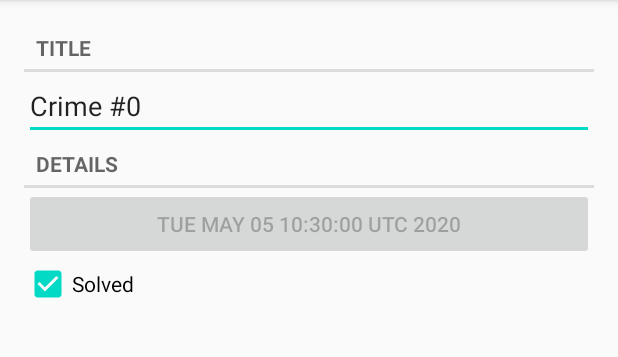
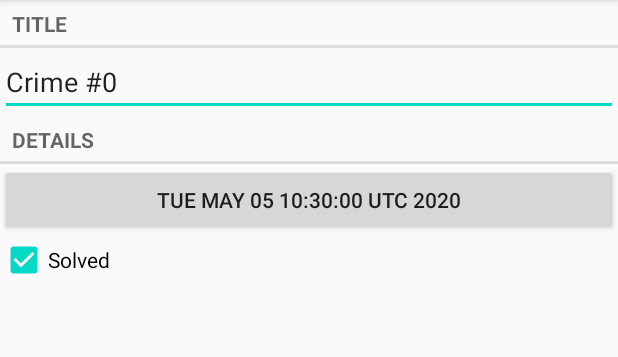
Before and after one commit to asadhameed/androidApplication, an Android app: the screen it shows after launch (CrimeActivity before the commit, CrimePagerActivity after it), after a tap on an icon or button, on a phone screen of 412 x 824 dp, the part 84-441 px from its top. Run offline under Robolectric (Android 15) with nearby library versions, the phone set to English and light mode, and no system bars.

Commit message:
Chapter 11

```diff
--- a/app/src/main/AndroidManifest.xml
+++ b/app/src/main/AndroidManifest.xml
@@ -9,6 +9,7 @@
         android:roundIcon="@mipmap/ic_launcher_round"
         android:supportsRtl="true"
         android:theme="@style/AppTheme">
+        <activity android:name=".CrimePagerActivity"></activity>
         <activity android:name=".CrimeListActivity">
             <intent-filter>
                 <action android:name="android.intent.action.MAIN" />
@@ -16,10 +17,7 @@
                 <category android:name="android.intent.category.LAUNCHER" />
             </intent-filter>
         </activity>
-        <activity android:name=".CrimeActivity">
-
-
-        </activity>
+        <activity android:name=".CrimeActivity"></activity>
     </application>
 
 </manifest>
--- a/app/src/main/java/com/androidbook/crimicalintent/CrimeFragment.java
+++ b/app/src/main/java/com/androidbook/crimicalintent/CrimeFragment.java
@@ -16,6 +16,7 @@ import android.widget.EditText;
 import androidx.annotation.NonNull;
 import androidx.annotation.Nullable;
 import androidx.fragment.app.Fragment;
+import androidx.fragment.app.FragmentManager;
 
 import java.util.UUID;
 
@@ -65,7 +66,15 @@ public class CrimeFragment extends Fragment {
 
         btnDate= v.findViewById(R.id.crime_date);
         btnDate.setText(mCrime.getmDate().toString());
-        btnDate.setEnabled(false);
+        //btnDate.setEnabled(false);
+        btnDate.setOnClickListener(new View.OnClickListener() {
+            @Override
+            public void onClick(View v) {
+              //  FragmentManager fragmentManager= getFragmentManager();
+                DatePackerFragment dialog= new DatePackerFragment();
+                dialog.show(getFragmentManager(),"DialogDate");
+            }
+        });
         mTitleField.setText(mCrime.getmTitle());
 
         cBoxSolved=v.findViewById(R.id.crime_solved);
--- a/app/src/main/java/com/androidbook/crimicalintent/CrimeListFragment.java
+++ b/app/src/main/java/com/androidbook/crimicalintent/CrimeListFragment.java
@@ -41,7 +41,8 @@ public class CrimeListFragment extends Fragment {
             String make = mCrime.getmTitle() + "  status " + mCrime.ismSolved();
             Toast.makeText(getActivity(), make, Toast.LENGTH_LONG).show();
             itemPosition = getAdapterPosition();
-            Intent intent = CrimeActivity.newIntent(getActivity(), mCrime.getmId());
+           // Intent intent = CrimeActivity.newIntent(getActivity(), mCrime.getmId());
+            Intent intent = CrimePagerActivity.newIntent(getActivity(), mCrime.getmId());
             startActivity(intent);
         }
 
--- /dev/null
+++ b/app/src/main/java/com/androidbook/crimicalintent/CrimePagerActivity.java
@@ -0,0 +1,61 @@
+package com.androidbook.crimicalintent;
+
+import androidx.annotation.NonNull;
+import androidx.appcompat.app.AppCompatActivity;
+import androidx.fragment.app.Fragment;
+import androidx.fragment.app.FragmentManager;
+import androidx.fragment.app.FragmentStatePagerAdapter;
+import androidx.viewpager.widget.ViewPager;
+
+import android.content.Context;
+import android.content.Intent;
+import android.os.Bundle;
+
+import java.util.List;
+import java.util.UUID;
+
+import static androidx.fragment.app.FragmentStatePagerAdapter.BEHAVIOR_RESUME_ONLY_CURRENT_FRAGMENT;
+
+public class CrimePagerActivity extends AppCompatActivity {
+    private ViewPager mViewPager;
+    private List<Crime> mCRimes;
+    private static final String ARG_CRIME_ID="crime_id";
+
+    public static Intent newIntent(Context context, UUID crimeID){
+        Intent intent = new Intent(context, CrimePagerActivity.class);
+        intent.putExtra(ARG_CRIME_ID,crimeID);
+        return intent;
+    }
+
+    @Override
+    protected void onCreate(Bundle savedInstanceState) {
+        super.onCreate(savedInstanceState);
+        setContentView(R.layout.activity_crime_pager);
+
+        UUID crimeID= (UUID) getIntent().getSerializableExtra(ARG_CRIME_ID);
+        mViewPager= findViewById(R.id.crime_view_pager);
+        mCRimes=CrimeLab.get(this).getCrimes();
+        FragmentManager fm= getSupportFragmentManager();
+        mViewPager.setAdapter(new FragmentStatePagerAdapter (fm,BEHAVIOR_RESUME_ONLY_CURRENT_FRAGMENT) {
+            @NonNull
+            @Override
+            public Fragment getItem(int position) {
+                Crime crime=mCRimes.get(position);
+
+                return CrimeFragment.newInstance(crime.getmId());
+            }
+
+            @Override
+            public int getCount() {
+                return mCRimes.size();
+            }
+        });
+
+        for(int i=0 ;i <mCRimes.size();i++){
+            if(mCRimes.get(i).getmId().equals(crimeID)){
+                mViewPager.setCurrentItem(i);
+                break;
+            }
+        }
+    }
+}
--- /dev/null
+++ b/app/src/main/java/com/androidbook/crimicalintent/DatePackerFragment.java
@@ -0,0 +1,23 @@
+package com.androidbook.crimicalintent;
+
+
+import android.app.AlertDialog;
+import android.app.Dialog;
+import android.os.Bundle;
+
+import androidx.annotation.NonNull;
+import androidx.annotation.Nullable;
+import androidx.fragment.app.DialogFragment;
+
+public class DatePackerFragment extends DialogFragment {
+    @NonNull
+    @Override
+    public Dialog onCreateDialog(@Nullable Bundle savedInstanceState) {
+        AlertDialog alertDialog= new AlertDialog
+                .Builder(getActivity())
+                .setTitle(R.string.date_packer_title)
+                .setPositiveButton(android.R.string.ok,null)
+                .create();
+        return alertDialog;
+    }
+}
--- /dev/null
+++ b/app/src/main/res/layout/activity_crime_pager.xml
@@ -0,0 +1,5 @@
+<?xml version="1.0" encoding="utf-8"?>
+<androidx.viewpager.widget.ViewPager  xmlns:android="http://schemas.android.com/apk/res/android"
+    android:layout_width="match_parent"
+    android:layout_height="match_parent"
+    android:id="@+id/crime_view_pager" />
--- a/app/src/main/res/values/strings.xml
+++ b/app/src/main/res/values/strings.xml
@@ -7,4 +7,5 @@
 
     <!-- TODO: Remove or change this placeholder text -->
     <string name="hello_blank_fragment">Hello blank fragment</string>
+    <string name="date_packer_title">Crime of Date:</string>
 </resources>
```
